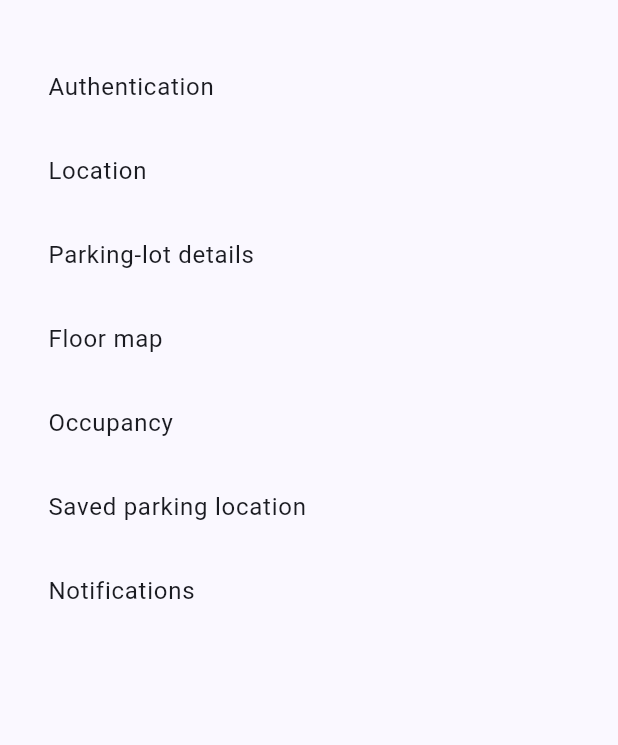
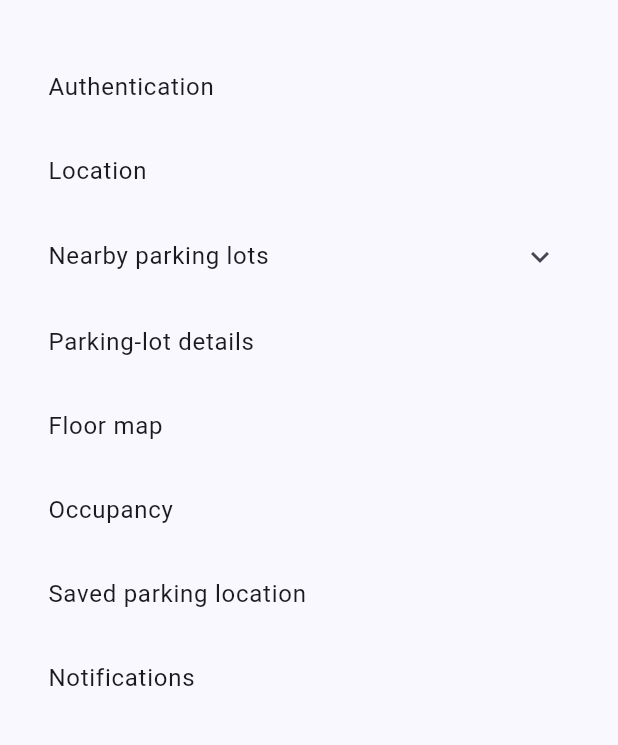
Before and after one commit to DongjuLee0528/smart-parking-platform, a Flutter app: the HomePage screen opened directly with empty values, on a phone screen of 412 x 824 dp, the part 63-808 px from its top. Run offline on Flutter 3.47's test engine with Material 3 defaults, Android fonts, the phone set to English and light mode, and no system bars; our stand-ins replace dio, firebase_auth, firebase_core, flutter_riverpod, geolocator, google_sign_in; accounts and stored records are empty; network calls fail.

Commit message:
fix: restore location permission handling

```diff
--- a/app/lib/features/location/presentation/widgets/location_permission_prompt.dart
+++ b/app/lib/features/location/presentation/widgets/location_permission_prompt.dart
@@ -49,6 +49,18 @@ class _LocationPermissionPromptState extends State<LocationPermissionPrompt> {
 
   @override
   Widget build(BuildContext context) {
-    return const SizedBox.shrink();
+    return ExpansionTile(
+      title: const Text('Nearby parking lots'),
+      childrenPadding: const EdgeInsets.all(16),
+      children: [
+        const Text('현재 위치는 가까운 주차장을 찾는 데 사용해요.'),
+        TextButton(
+          onPressed: _requesting ? null : _request,
+          child: const Text('위치 권한 요청'),
+        ),
+        if (_feedback != null)
+          Semantics(liveRegion: true, child: Text(_feedback!)),
+      ],
+    );
   }
 }
```
Also changed, not shown: app/lib/features/location/application/location_permission_controller.dart (+10 -0 lines), 3 other files.
